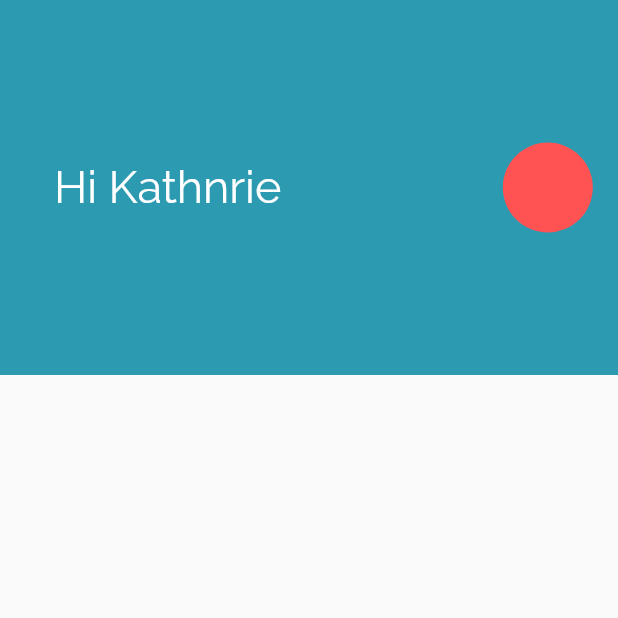
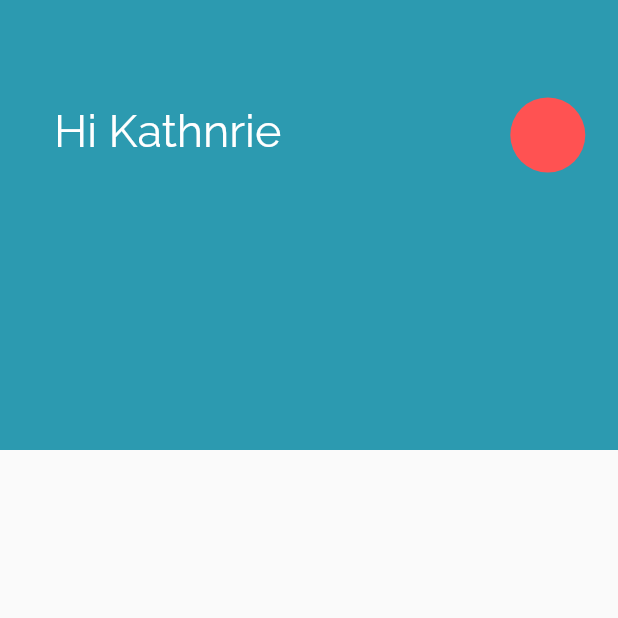
Before and after one commit to imvsharma/taskmanager, a Flutter app: the Home screen opened directly, on a phone screen of 412 x 824 dp, the top half of it. Run offline on Flutter 3.47's test engine with Material 2 defaults, Android fonts, the phone set to English and light mode, and no system bars.

```diff
--- a/client/lib/main.dart
+++ b/client/lib/main.dart
@@ -1,5 +1,5 @@
 import 'package:flutter/material.dart';
-import './screens/home.dart';
+import './screens/login.dart';
 
 void main() => runApp(MyApp());
 
@@ -12,7 +12,7 @@ class MyApp extends StatelessWidget {
       theme: ThemeData(
         primarySwatch: Colors.blue,
       ),
-      home: Home(),
+      home: Login(),
     );
   }
 }
--- a/client/lib/screens/home.dart
+++ b/client/lib/screens/home.dart
@@ -10,17 +10,20 @@ class HomeState extends State<Home> {
   Widget build(BuildContext context) {
     return Scaffold(
         appBar: PreferredSize(
-          preferredSize: Size.fromHeight(250.0),
+
+          preferredSize: Size.fromHeight(300.0),
             child: Container(
-              height: 250,
+
+              height: 300,
               color: const Color(0xFF2C9AB0),
               child: Row(
-                crossAxisAlignment: CrossAxisAlignment.center,
+                mainAxisAlignment: MainAxisAlignment.start,
+                crossAxisAlignment: CrossAxisAlignment.start,
                 children: <Widget>[
                   Expanded(
                     flex: 7,
                     child: Padding(
-                      padding: EdgeInsets.only(left: 36),
+                      padding: EdgeInsets.only(left: 36, top: 70),
                         child: Text(
                           'Hi Kathnrie',
                           style: TextStyle(
@@ -32,16 +35,18 @@ class HomeState extends State<Home> {
                   Expanded(
                     flex: 3,
                     child: Padding(
-                        padding: EdgeInsets.only(left: 30),
-                        child: CircleAvatar(
-                          backgroundColor: Colors.redAccent,
-                          minRadius: 30,
-                          maxRadius: 30,
+                        padding: EdgeInsets.only(left: 30, top: 65),
+                        child: Container(
+                          height: 50,
+                          width: 50,
+
+                          decoration: BoxDecoration(
+
+                            color: Colors.redAccent,
+                            shape: BoxShape.circle,
+                          ),
                         )
-                        /* IconButton(
-                          icon: Icon(Icons.account_circle),
-                          onPressed: () {},
-                        ) */),
+                      ),
                   )
                 ],
               ),
@@ -49,26 +54,3 @@ class HomeState extends State<Home> {
     ));
   }
 }
-
-/* PreferredSize(
-        preferredSize: Size.fromHeight(200.0),
-        child: AppBar(
-          title: Row(
-            mainAxisAlignment: MainAxisAlignment.start,
-            crossAxisAlignment: CrossAxisAlignment.start,
-
-            children: <Widget>[
-              Padding(
-                padding: EdgeInsets.only(left: 16, top: 56),
-                child: IconButton(
-                  icon: Icon(
-                    Icons.account_circle
-                    ),
-                  onPressed: (){},),
-                ),
-
-            ],
-          ),
-          backgroundColor: const Color(0xFF2C9AB0),
-        ),
-      ), */
--- a/client/pubspec.yaml
+++ b/client/pubspec.yaml
@@ -39,6 +39,8 @@ flutter:
   # included with your application, so that you can use the icons in
   # the material Icons class.
   uses-material-design: true
+  assets:
+    - assets/
 
   # To add assets to your application, add an assets section, like this:
   # assets:
```
Also changed, not shown: client/lib/screens/login.dart (added, +22 -0 lines), client/assets/userpic.jpg (renamed from client/assets/images/userpic.jpg).
